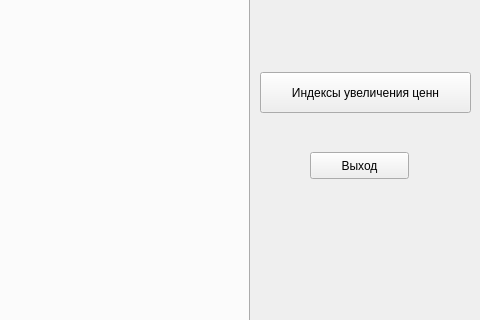
Old version of the form tabwidgetir.ui in the repository Factotum8/OKOIB_1; both pictures show x 570 to 1050 and y 208 to 528 of the 1050 by 650 pixel window.
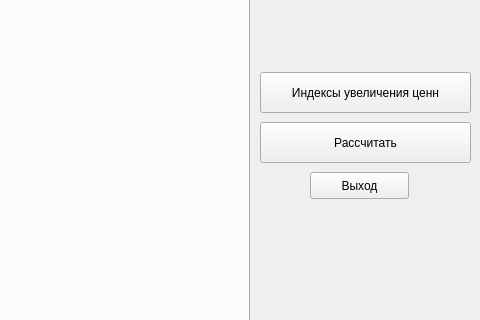
New version of the form.

Commit message: Develop calculate logic

```diff
--- a/tabwidgetir.ui
+++ b/tabwidgetir.ui
@@ -55,7 +55,7 @@
    <property name="geometry">
     <rect>
      <x>880</x>
-     <y>360</y>
+     <y>380</y>
      <width>99</width>
      <height>27</height>
     </rect>
@@ -64,6 +64,19 @@
     <string>Выход</string>
    </property>
   </widget>
+  <widget class="QPushButton" name="ButtonCalculate">
+   <property name="geometry">
+    <rect>
+     <x>830</x>
+     <y>330</y>
+     <width>211</width>
+     <height>41</height>
+    </rect>
+   </property>
+   <property name="text">
+    <string>Рассчитать</string>
+   </property>
+  </widget>
  </widget>
  <resources/>
  <connections/>
```
The commit also changes 13 other files.
